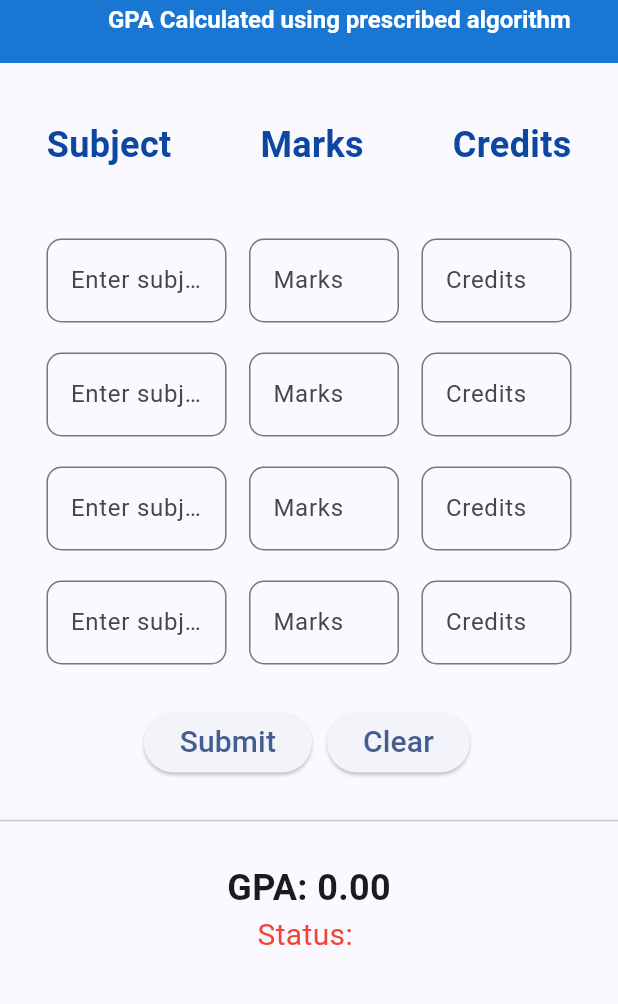
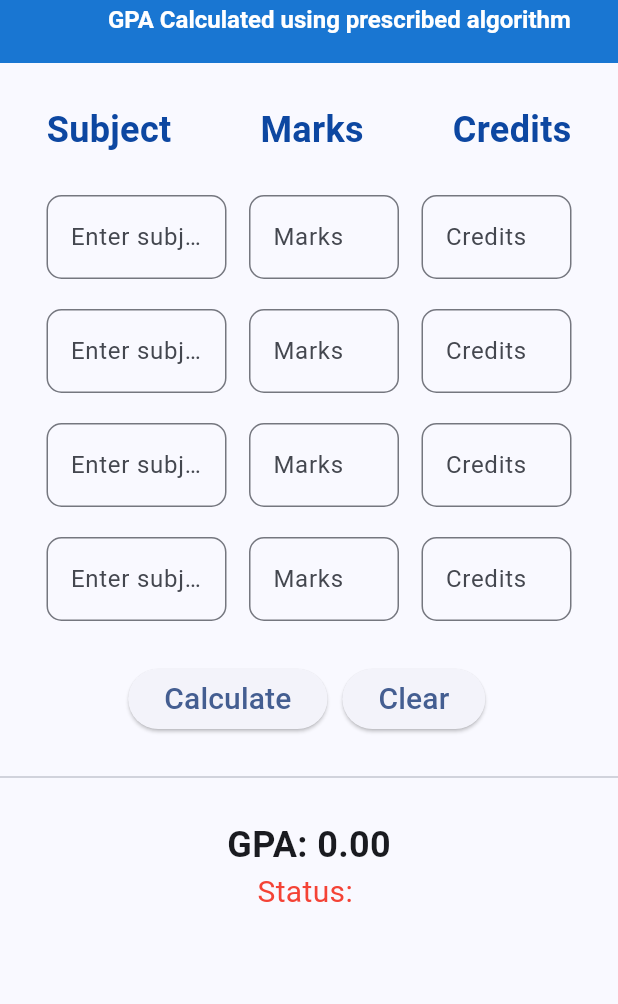
Before and after one commit to Asyrafi0257/GPA-Calculator, a Flutter app: the screen it shows after launch, after a tap on "Calculator", on a phone screen of 412 x 824 dp, the part 87-1091 px from its top. Run offline on Flutter 3.47's test engine with Material 3 defaults, Android fonts, the phone set to English and light mode, and no system bars; our stand-ins replace google_fonts.

Commit message:
feat: update font for home page, logic for GPA calculator and other

```diff
--- a/gpa_calculator/lib/calculator.dart
+++ b/gpa_calculator/lib/calculator.dart
@@ -61,7 +61,7 @@ class _CalculatorState extends State<Calculator> {
             SizedBox(height: 5),
             Container(
               width: 360,
-              height: 100,
+              height: 80,
               padding: EdgeInsets.fromLTRB(5, 2, 5, 3),
               child: Row(
                 mainAxisAlignment: MainAxisAlignment.spaceBetween,
@@ -93,7 +93,7 @@ class _CalculatorState extends State<Calculator> {
                 ],
               ),
             ),
-            SizedBox(height: 10),
+            SizedBox(height: 1),
             Container(
               width: 360,
               padding: EdgeInsets.fromLTRB(5, 2, 5, 3),
@@ -297,7 +297,7 @@ class _CalculatorState extends State<Calculator> {
                 children: [
                   ElevatedButton(
                     onPressed: _handleSubmit,
-                    child: Text("Submit", style: TextStyle(fontSize: 20)),
+                    child: Text("Calculate", style: TextStyle(fontSize: 20)),
                   ),
                   SizedBox(width: 10),
                   ElevatedButton(
@@ -347,9 +347,12 @@ class _CalculatorState extends State<Calculator> {
   }
 
   void _handleSubmit() {
+    //jumlah grade point * credit
     double totalPoints = 0;
+    //jumlah semua credit hours
     double totalCredits = 0;
 
+    //letak semua controller marks dengan credits dalam List => senang untuk buat loop
     List<TextEditingController> marks = [
       mark1Controller,
       mark2Controller,
@@ -364,16 +367,21 @@ class _CalculatorState extends State<Calculator> {
       credits4Controller,
     ];
 
+    //kita loop setiap subject => nak elak daripada hardcode(code yang berulang)
     for (int i = 0; i < marks.length; i++) {
+      //kita ambil nilai yang user input
       double mark = double.tryParse(marks[i].text) ?? 0;
       double credit = double.tryParse(credits[i].text) ?? 0;
 
+      //dekat sini kita ambil function yang mana function convert marks kepada GPA point
       double gradePoint = _getGradePoint(mark);
 
+      //sini baru kita guna formula GPA
       totalPoints += gradePoint * credit;
       totalCredits += credit;
     }
 
+    //kita kena update UI untuk dapatkan nilai terbaru
     setState(() {
       if (totalCredits > 0) {
         gpa = totalPoints / totalCredits;
--- a/gpa_calculator/lib/home.dart
+++ b/gpa_calculator/lib/home.dart
@@ -1,5 +1,6 @@
 import 'package:flutter/material.dart';
 import 'package:gpa_calculator/calculator.dart';
+import 'package:google_fonts/google_fonts.dart';
 
 class Home extends StatefulWidget {
   const Home({super.key});
@@ -9,10 +10,6 @@ class Home extends StatefulWidget {
 }
 
 class _HomeState extends State<Home> {
-  void iniState() {
-    super.initState();
-  }
-
   @override
   Widget build(BuildContext context) {
     return Scaffold(
@@ -56,10 +53,7 @@ class _HomeState extends State<Home> {
                         onPressed: () {},
                         child: Text(
                           "Dashboard",
-                          style: TextStyle(
-                            fontSize: 26,
-                            fontWeight: FontWeight.bold,
-                          ),
+                          style: GoogleFonts.playwriteAr(fontSize: 24),
                         ),
                       ),
                     ),
@@ -100,10 +94,7 @@ class _HomeState extends State<Home> {
                         onPressed: _handleCalculator,
                         child: Text(
                           "Calculator",
-                          style: TextStyle(
-                            fontSize: 26,
-                            fontWeight: FontWeight.bold,
-                          ),
+                          style: GoogleFonts.playwriteAr(fontSize: 24),
                         ),
                       ),
                     ),
```
Also changed, not shown: gpa_calculator/pubspec.yaml (+1 -61 lines), gpa_calculator/pubspec.lock, 1 other file.
